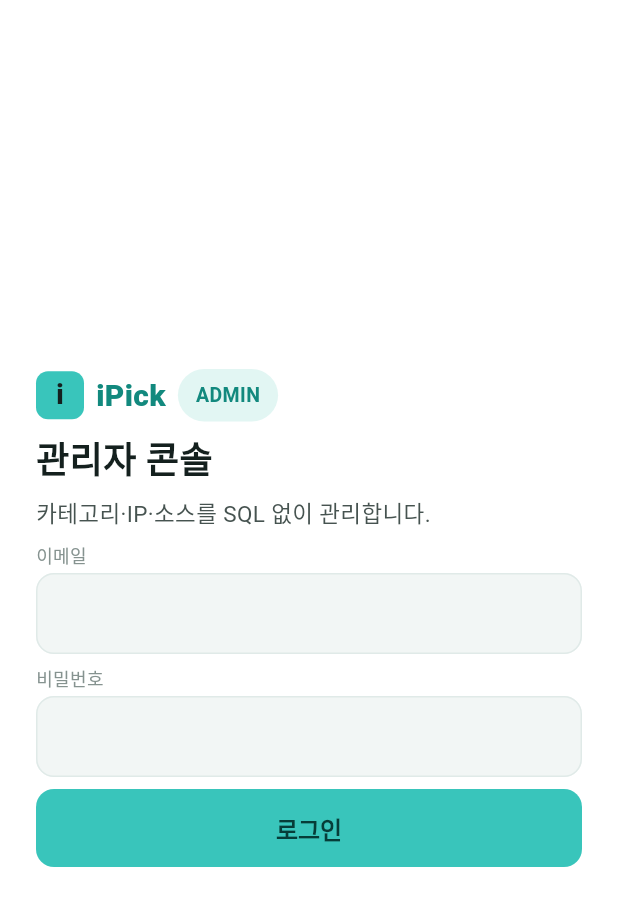
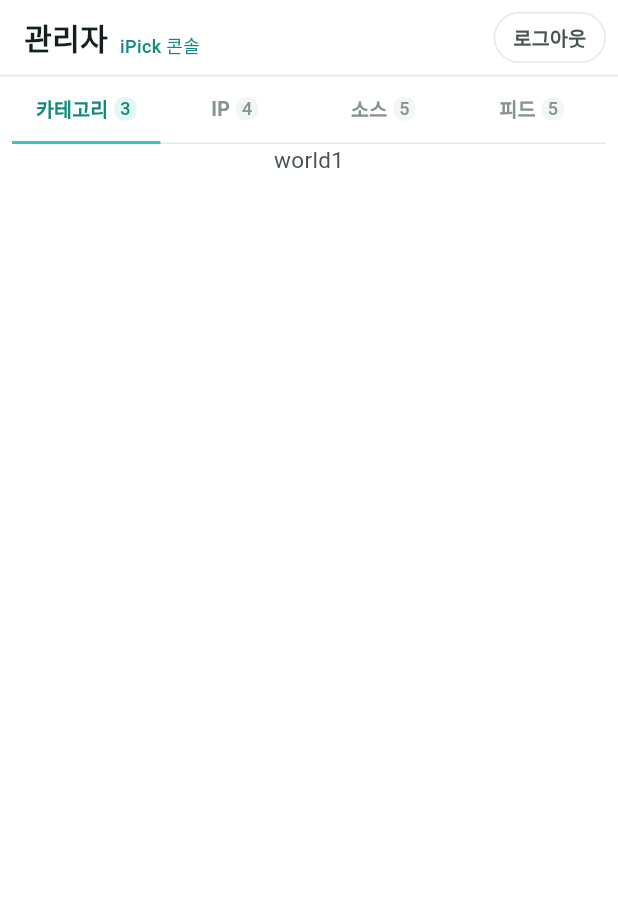
Before and after one commit to tnsgud/ipick, a Flutter app: the screen it shows after launch, on a phone screen of 412 x 824 dp. Shown: the top 906 px of the screen. Run offline on Flutter 3.47's test engine with Material 3 defaults, Android fonts, the light colour scheme and no system bars; our stand-ins replace flutter_riverpod, go_router, supabase_flutter; accounts and stored records are empty; Roboto replaces fonts that are missing (Pretendard).

Commit message:
feat: admin home tabs 추가

```diff
--- a/lib/main.dart
+++ b/lib/main.dart
@@ -1,5 +1,6 @@
 import 'package:flutter/material.dart';
 import 'package:flutter_riverpod/flutter_riverpod.dart';
+import 'package:ipick/ui/core/router/app_router.dart';
 import 'package:ipick/ui/features/admin/view/admin_login_screen.dart';
 import 'package:supabase_flutter/supabase_flutter.dart';
 
@@ -12,6 +13,7 @@ Future<void> main() async {
     url: 'https://obxjpqemljdtxyhykber.supabase.co',
     publishableKey: 'sb_publishable_XZt4olfVPGBrEO4p0aXYJg_ik1LxnKK',
   );
+
   runApp(ProviderScope(child: const IPickApp()));
 }
 
@@ -24,11 +26,11 @@ class IPickApp extends StatelessWidget {
 
   @override
   Widget build(BuildContext context) {
-    return MaterialApp(
+    return MaterialApp.router(
+      routerConfig: appRouter,
       title: 'iPick',
       debugShowCheckedModeBanner: false,
       theme: AppTheme.light,
-      home: AdminLoginScreen(),
     );
   }
 }
--- /dev/null
+++ b/lib/ui/core/router/app_router.dart
@@ -0,0 +1,30 @@
+import 'package:flutter/material.dart';
+import 'package:go_router/go_router.dart';
+import 'package:ipick/ui/features/admin/view/admin_home_screen.dart';
+import 'package:ipick/ui/features/admin/view/admin_login_screen.dart';
+
+final appRouter = GoRouter(
+  initialLocation: '/admin/home',
+  routes: [
+    GoRoute(
+      path: '/',
+      builder: (context, state) => Scaffold(body: Text('root')),
+      routes: [
+        GoRoute(
+          path: 'admin',
+          builder: (context, state) => Scaffold(body: Text('admin')),
+          routes: [
+            GoRoute(
+              path: 'login',
+              builder: (context, state) => AdminLoginScreen(),
+            ),
+            GoRoute(
+              path: 'home',
+              builder: (context, state) => AdminHomeScreen(),
+            ),
+          ],
+        ),
+      ],
+    ),
+  ],
+);
--- a/lib/ui/core/theme/app_spacing.dart
+++ b/lib/ui/core/theme/app_spacing.dart
@@ -22,7 +22,7 @@ abstract final class AppRadius {
 
 /// 위젯 사이 여백. `SizedBox(height/width: AppSpacing.x)`를 앱 전역에서
 /// 이 이름으로 통일해 쓴다.
-class AppGap {
+abstract final class AppGap {
   /// Vertical
   static const SizedBox vXs = SizedBox(height: AppSpacing.xs);
   static const SizedBox vSm = SizedBox(height: AppSpacing.sm);
--- a/lib/ui/features/admin/view/admin_home_screen.dart
+++ b/lib/ui/features/admin/view/admin_home_screen.dart
@@ -1,10 +1,46 @@
 import 'package:flutter/material.dart';
+import 'package:go_router/go_router.dart';
+import 'package:ipick/ui/core/theme/app_colors.dart';
+import 'package:ipick/ui/core/theme/app_spacing.dart';
+import 'package:ipick/ui/core/theme/app_text_styles.dart';
+import 'package:ipick/ui/core/widgets/ipick_chip.dart';
+import 'package:ipick/ui/features/admin/view/widget/tabs.dart';
 
-class AdminHomeScreen extends StatelessWidget {
+import './widget/header.dart';
+
+class AdminHomeScreen extends StatefulWidget {
   const AdminHomeScreen({super.key});
 
   @override
+  State<AdminHomeScreen> createState() => _AdminHomeScreenState();
+}
+
+class _AdminHomeScreenState extends State<AdminHomeScreen> {
+  int _index = 0; // 나중에 view_model로 빼야함 상태관리가 되야하기 때문에
+
+  @override
   Widget build(BuildContext context) {
-    return Scaffold(body: Center(child: Text('hello')));
+    return DefaultTabController(
+      length: 4,
+      child: Scaffold(
+        body: SafeArea(
+          child: Column(
+            children: [
+              Header(),
+              Tabs(),
+              IndexedStack(
+                index: _index,
+                children: [
+                  Text('world1'),
+                  Text('world2'),
+                  Text('world3'),
+                  Text('world4'),
+                ],
+              ),
+            ],
+          ),
+        ),
+      ),
+    );
   }
 }
--- a/lib/ui/features/admin/view/admin_login_screen.dart
+++ b/lib/ui/features/admin/view/admin_login_screen.dart
@@ -1,4 +1,5 @@
 import 'package:flutter/material.dart';
+import 'package:go_router/go_router.dart';
 import 'package:ipick/ui/core/theme/app_colors.dart';
 import 'package:ipick/ui/core/theme/app_spacing.dart';
 import 'package:ipick/ui/core/theme/app_text_styles.dart';
@@ -60,7 +61,10 @@ class AdminLoginScreen extends StatelessWidget {
             AppGap.vSm,
             Input(label: '비밀번호', controller: _passwordController),
             AppGap.vSm,
-            FilledButton(onPressed: () => {}, child: Text('로그인')),
+            FilledButton(
+              onPressed: () => context.replace('/admin/home'),
+              child: Text('로그인'),
+            ),
           ],
         ),
       ),
--- /dev/null
+++ b/lib/ui/features/admin/view/widget/header.dart
@@ -0,0 +1,63 @@
+import 'package:flutter/material.dart';
+import 'package:go_router/go_router.dart';
+import 'package:ipick/ui/core/theme/app_colors.dart';
+import 'package:ipick/ui/core/theme/app_spacing.dart';
+import 'package:ipick/ui/core/theme/app_text_styles.dart';
+
+class Header extends StatelessWidget {
+  const Header({super.key});
+
+  @override
+  Widget build(BuildContext context) {
+    return Container(
+      padding: EdgeInsetsGeometry.fromLTRB(
+        AppSpacing.lg,
+        AppSpacing.sm,
+        AppSpacing.sm,
+        AppSpacing.sm,
+      ),
+      decoration: BoxDecoration(
+        border: BoxBorder.fromLTRB(bottom: BorderSide(color: AppColors.border)),
+      ),
+      child: Row(
+        children: [
+          Expanded(
+            child: Row(
+              mainAxisAlignment: MainAxisAlignment.start,
+              crossAxisAlignment: CrossAxisAlignment.end,
+              children: [
+                Text('관리자', style: AppTextStyles.h2),
+                AppGap.hSm,
+                Text(
+                  'iPick 콘솔',
+                  style: AppTextStyles.caption.copyWith(
+                    color: AppColors.primaryInk,
+                  ),
+                ),
+              ],
+            ),
+          ),
+          GestureDetector(
+            onTap: () => context.replace('/admin/login'),
+            child: Container(
+              height: 34,
+              decoration: BoxDecoration(
+                border: BoxBorder.all(color: AppColors.border),
+                borderRadius: BorderRadius.circular(AppRadius.pill),
+              ),
+              padding: EdgeInsets.symmetric(horizontal: AppSpacing.md),
+              child: Center(
+                child: Text(
+                  '로그아웃',
+                  style: AppTextStyles.bodySmall.copyWith(
+                    fontWeight: FontWeight.w600,
+                  ),
+                ),
+              ),
+            ),
+          ),
+        ],
+      ),
+    );
+  }
+}
--- /dev/null
+++ b/lib/ui/features/admin/view/widget/tabs.dart
@@ -0,0 +1,69 @@
+import 'package:flutter/material.dart';
+import 'package:ipick/ui/core/theme/app_colors.dart';
+import 'package:ipick/ui/core/theme/app_spacing.dart';
+import 'package:ipick/ui/core/theme/app_text_styles.dart';
+
+class Tabs extends StatefulWidget {
+  const Tabs({super.key});
+
+  @override
+  State<Tabs> createState() => _TabsState();
+}
+
+class _TabsState extends State<Tabs> {
+  int _index = 0;
+
+  List<(String, int)> _data = [('카테고리', 3), ('IP', 4), ('소스', 5), ('피드', 5)];
+
+  void _changeIndex(int index) {
+    setState(() {
+      _index = index;
+    });
+  }
+
+  Widget _generateTab(String label, int count, int index) {
+    var isSelected = _index == index;
+    return Row(
+      mainAxisAlignment: MainAxisAlignment.center,
+      children: [
+        Text(label),
+        AppGap.hXs,
+        Container(
+          padding: EdgeInsets.symmetric(horizontal: AppSpacing.xs),
+          decoration: BoxDecoration(
+            color: isSelected ? AppColors.weakBackground : AppColors.surface,
+            borderRadius: BorderRadius.circular(AppRadius.pill),
+          ),
+          child: Text(
+            '$count',
+            style: AppTextStyles.caption.copyWith(
+              color: isSelected ? AppColors.weakForeground : AppColors.muted,
+            ),
+          ),
+        ),
+      ],
+    );
+  }
+
+  @override
+  Widget build(BuildContext context) {
+    return TabBar(
+      labelStyle: AppTextStyles.bodySmall.copyWith(
+        color: AppColors.primaryInk,
+        fontWeight: FontWeight.bold,
+      ),
+      unselectedLabelStyle: AppTextStyles.bodySmall.copyWith(
+        color: AppColors.muted,
+        fontWeight: FontWeight.bold,
+      ),
+      onTap: (index) => _changeIndex(index),
+      indicatorSize: TabBarIndicatorSize.tab,
+      dividerColor: AppColors.border,
+      labelPadding: EdgeInsets.symmetric(vertical: AppSpacing.md),
+      padding: EdgeInsets.symmetric(horizontal: AppSpacing.sm),
+      tabs: _data.indexed
+          .map((pair) => _generateTab(pair.$2.$1, pair.$2.$2, pair.$1))
+          .toList(),
+    );
+  }
+}
```
Also changed, not shown: lib/ui/features/admin/view_model/admin.dart (added).
